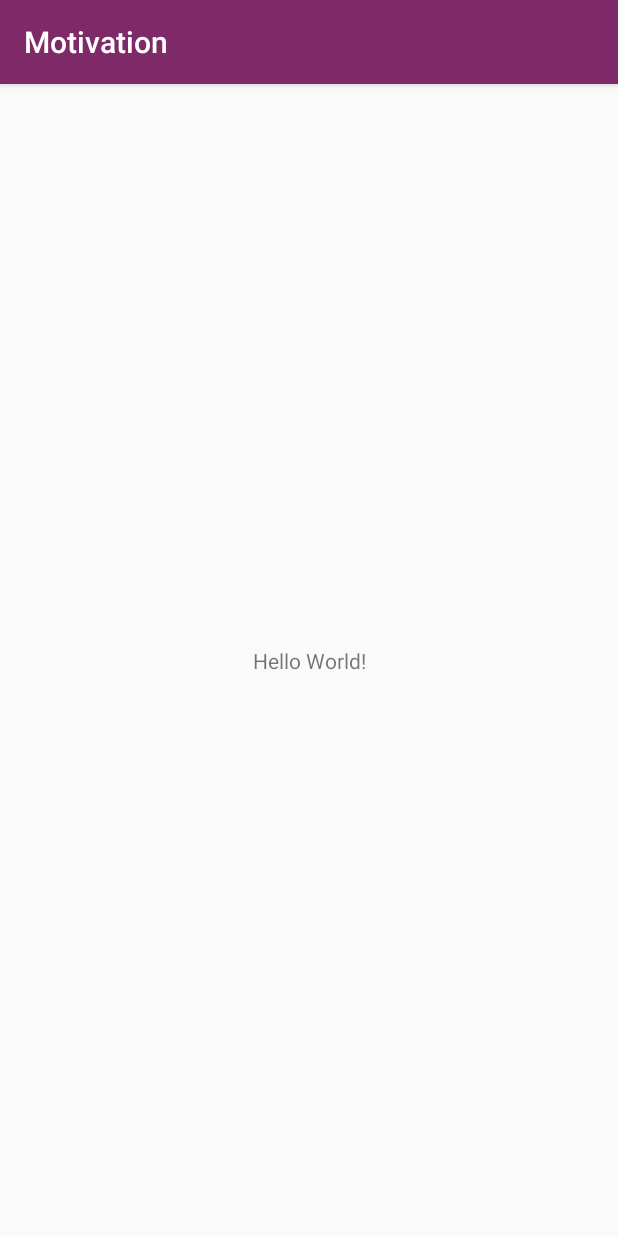
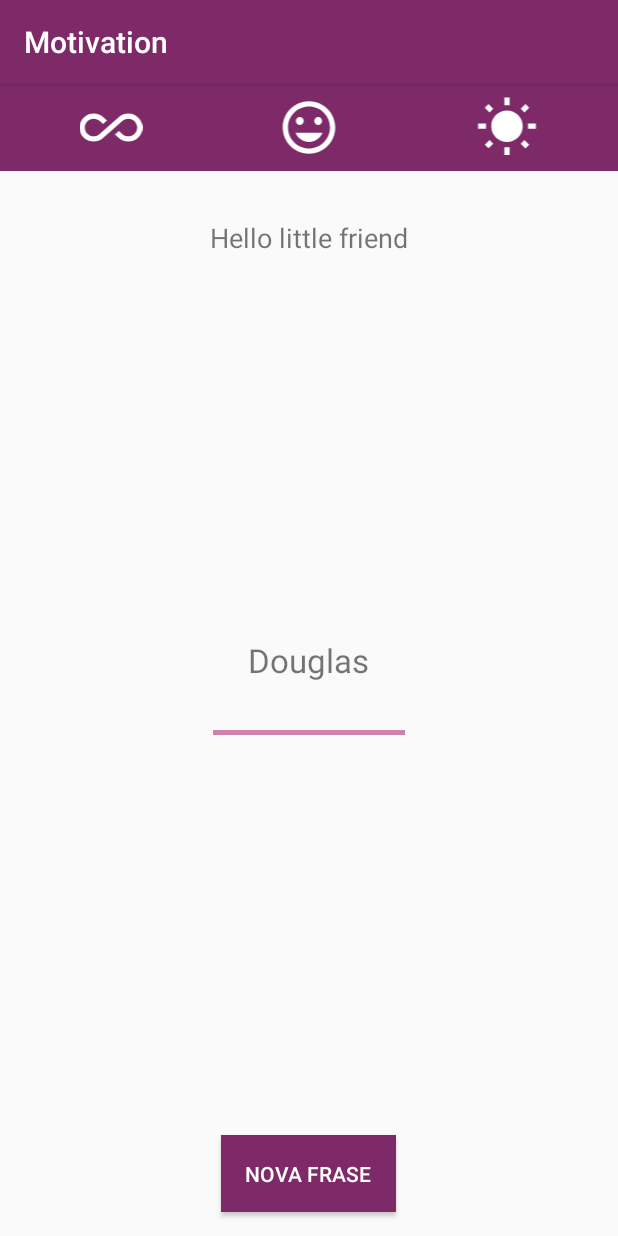
Before and after one commit to dougborbabass/Curso_kotlin, an Android app: the MainActivity screen opened directly, with no data from a screen before it, on a phone screen of 412 x 824 dp. Run offline under Robolectric (Android 15) with nearby library versions, the phone set to English and light mode, and no system bars; 1 statement that could not run was skipped.

Commit message:
layout main

```diff
--- a/Motivation/app/src/main/AndroidManifest.xml
+++ b/Motivation/app/src/main/AndroidManifest.xml
@@ -9,13 +9,13 @@
         android:roundIcon="@mipmap/ic_launcher_round"
         android:supportsRtl="true"
         android:theme="@style/AppTheme">
-        <activity android:name=".SplashActivity">
+        <activity android:name=".ui.SplashActivity">
             <intent-filter>
                 <action android:name="android.intent.action.MAIN" />
                 <category android:name="android.intent.category.LAUNCHER" />
             </intent-filter>
         </activity>
-        <activity android:name=".MainActivity"/>
+        <activity android:name=".ui.MainActivity"/>
     </application>
 
 </manifest>
--- a/Motivation/app/src/main/java/com/douglasborba/motivation/MainActivity.kt
+++ /dev/null
@@ -1,12 +0,0 @@
-package com.douglasborba.motivation
-
-import androidx.appcompat.app.AppCompatActivity
-import android.os.Bundle
-
-class MainActivity : AppCompatActivity() {
-
-    override fun onCreate(savedInstanceState: Bundle?) {
-        super.onCreate(savedInstanceState)
-        setContentView(R.layout.activity_main)
-    }
-}
--- a/Motivation/app/src/main/java/com/douglasborba/motivation/SplashActivity.kt
+++ /dev/null
@@ -1,15 +0,0 @@
-package com.douglasborba.motivation
-
-import androidx.appcompat.app.AppCompatActivity
-import android.os.Bundle
-
-class SplashActivity : AppCompatActivity() {
-
-    override fun onCreate(savedInstanceState: Bundle?) {
-        super.onCreate(savedInstanceState)
-        setContentView(R.layout.activity_splash)
-
-        supportActionBar?.hide()
-
-    }
-}
--- /dev/null
+++ b/Motivation/app/src/main/java/com/douglasborba/motivation/infra/MotivationConstants.kt
@@ -0,0 +1,8 @@
+package com.douglasborba.motivation.infra
+
+//ninguém instancia essa classe
+class MotivationConstants private constructor(){
+    object KEY {
+        val PERSON_NAME = "name"
+    }
+}
--- /dev/null
+++ b/Motivation/app/src/main/java/com/douglasborba/motivation/infra/SecurityPreferences.kt
@@ -0,0 +1,17 @@
+package com.douglasborba.motivation.infra
+
+import android.content.Context
+import android.content.SharedPreferences
+
+class SecurityPreferences (context: Context) {
+
+    private val mSharedPreferences = context.getSharedPreferences("motivation", Context.MODE_PRIVATE)
+
+    fun storeString(key: String, value: String){
+        mSharedPreferences.edit().putString(key,value).apply()
+    }
+
+    fun getString(key: String): String{
+        return mSharedPreferences.getString(key, "") ?: ""
+    }
+}
--- /dev/null
+++ b/Motivation/app/src/main/java/com/douglasborba/motivation/ui/MainActivity.kt
@@ -0,0 +1,21 @@
+package com.douglasborba.motivation.ui
+
+import androidx.appcompat.app.AppCompatActivity
+import android.os.Bundle
+import com.douglasborba.motivation.R
+import com.douglasborba.motivation.infra.MotivationConstants
+import com.douglasborba.motivation.infra.SecurityPreferences
+import kotlinx.android.synthetic.main.activity_main.*
+
+class MainActivity : AppCompatActivity() {
+
+    private lateinit var mSecurityPreferences: SecurityPreferences
+
+    override fun onCreate(savedInstanceState: Bundle?) {
+        super.onCreate(savedInstanceState)
+        setContentView(R.layout.activity_main)
+
+        mSecurityPreferences = SecurityPreferences(this)
+        textName.text = mSecurityPreferences.getString(MotivationConstants.KEY.PERSON_NAME)
+    }
+}
--- /dev/null
+++ b/Motivation/app/src/main/java/com/douglasborba/motivation/ui/SplashActivity.kt
@@ -0,0 +1,47 @@
+package com.douglasborba.motivation.ui
+
+import android.content.Intent
+import androidx.appcompat.app.AppCompatActivity
+import android.os.Bundle
+import android.view.View
+import android.widget.Toast
+import com.douglasborba.motivation.R
+import com.douglasborba.motivation.infra.MotivationConstants
+import com.douglasborba.motivation.infra.SecurityPreferences
+import kotlinx.android.synthetic.main.activity_splash.*
+
+class SplashActivity : AppCompatActivity(), View.OnClickListener {
+
+    //o contexto só é criado após a inicialização, por isso o lateinit
+    private lateinit var mSecurityPreferences: SecurityPreferences
+
+    override fun onCreate(savedInstanceState: Bundle?) {
+        super.onCreate(savedInstanceState)
+        setContentView(R.layout.activity_splash)
+
+        //após inicialização, atribui o valor do contexto para o sharedpreferences
+        mSecurityPreferences = SecurityPreferences(this)
+
+        supportActionBar?.hide()
+
+        buttonSave.setOnClickListener(this)
+
+    }
+
+    override fun onClick(view: View) {
+        if (view.id == R.id.buttonSave) {
+            handleSave()
+        }
+    }
+
+    private fun handleSave() {
+        val name = editName.text.toString()
+
+        if (name != "") {
+            mSecurityPreferences.storeString(MotivationConstants.KEY.PERSON_NAME, name)
+            startActivity(Intent(this, MainActivity::class.java))
+        } else {
+            Toast.makeText(this, "Informe seu nome", Toast.LENGTH_SHORT).show()
+        }
+    }
+}
--- /dev/null
+++ b/Motivation/app/src/main/res/drawable/ic_all.xml
@@ -0,0 +1,9 @@
+<vector xmlns:android="http://schemas.android.com/apk/res/android"
+        android:width="24dp"
+        android:height="24dp"
+        android:viewportWidth="24.0"
+        android:viewportHeight="24.0">
+    <path
+        android:fillColor="#FF000000"
+        android:pathData="M18.6,6.62c-1.44,0 -2.8,0.56 -3.77,1.53L12,10.66 10.48,12h0.01L7.8,14.39c-0.64,0.64 -1.49,0.99 -2.4,0.99 -1.87,0 -3.39,-1.51 -3.39,-3.38S3.53,8.62 5.4,8.62c0.91,0 1.76,0.35 2.44,1.03l1.13,1 1.51,-1.34L9.22,8.2C8.2,7.18 6.84,6.62 5.4,6.62 2.42,6.62 0,9.04 0,12s2.42,5.38 5.4,5.38c1.44,0 2.8,-0.56 3.77,-1.53l2.83,-2.5 0.01,0.01L13.52,12h-0.01l2.69,-2.39c0.64,-0.64 1.49,-0.99 2.4,-0.99 1.87,0 3.39,1.51 3.39,3.38s-1.52,3.38 -3.39,3.38c-0.9,0 -1.76,-0.35 -2.44,-1.03l-1.14,-1.01 -1.51,1.34 1.27,1.12c1.02,1.01 2.37,1.57 3.82,1.57 2.98,0 5.4,-2.41 5.4,-5.38s-2.42,-5.37 -5.4,-5.37z"/>
+</vector>
--- /dev/null
+++ b/Motivation/app/src/main/res/drawable/ic_happy.xml
@@ -0,0 +1,9 @@
+<vector xmlns:android="http://schemas.android.com/apk/res/android"
+        android:width="24dp"
+        android:height="24dp"
+        android:viewportWidth="24.0"
+        android:viewportHeight="24.0">
+    <path
+        android:fillColor="#FF000000"
+        android:pathData="M11.99,2C6.47,2 2,6.48 2,12s4.47,10 9.99,10C17.52,22 22,17.52 22,12S17.52,2 11.99,2zM12,20c-4.42,0 -8,-3.58 -8,-8s3.58,-8 8,-8 8,3.58 8,8 -3.58,8 -8,8zM15.5,11c0.83,0 1.5,-0.67 1.5,-1.5S16.33,8 15.5,8 14,8.67 14,9.5s0.67,1.5 1.5,1.5zM8.5,11c0.83,0 1.5,-0.67 1.5,-1.5S9.33,8 8.5,8 7,8.67 7,9.5 7.67,11 8.5,11zM12,17.5c2.33,0 4.31,-1.46 5.11,-3.5L6.89,14c0.8,2.04 2.78,3.5 5.11,3.5z"/>
+</vector>
--- /dev/null
+++ b/Motivation/app/src/main/res/drawable/ic_sun.xml
@@ -0,0 +1,9 @@
+<vector xmlns:android="http://schemas.android.com/apk/res/android"
+        android:width="24dp"
+        android:height="24dp"
+        android:viewportWidth="24.0"
+        android:viewportHeight="24.0">
+    <path
+        android:fillColor="#FF000000"
+        android:pathData="M6.76,4.84l-1.8,-1.79 -1.41,1.41 1.79,1.79 1.42,-1.41zM4,10.5L1,10.5v2h3v-2zM13,0.55h-2L11,3.5h2L13,0.55zM20.45,4.46l-1.41,-1.41 -1.79,1.79 1.41,1.41 1.79,-1.79zM17.24,18.16l1.79,1.8 1.41,-1.41 -1.8,-1.79 -1.4,1.4zM20,10.5v2h3v-2h-3zM12,5.5c-3.31,0 -6,2.69 -6,6s2.69,6 6,6 6,-2.69 6,-6 -2.69,-6 -6,-6zM11,22.45h2L13,19.5h-2v2.95zM3.55,18.54l1.41,1.41 1.79,-1.8 -1.41,-1.41 -1.79,1.8z"/>
+</vector>
--- a/Motivation/app/src/main/res/layout/activity_main.xml
+++ b/Motivation/app/src/main/res/layout/activity_main.xml
@@ -1,18 +1,88 @@
 <?xml version="1.0" encoding="utf-8"?>
-<androidx.constraintlayout.widget.ConstraintLayout xmlns:android="http://schemas.android.com/apk/res/android"
+<RelativeLayout xmlns:android="http://schemas.android.com/apk/res/android"
     xmlns:app="http://schemas.android.com/apk/res-auto"
     xmlns:tools="http://schemas.android.com/tools"
     android:layout_width="match_parent"
     android:layout_height="match_parent"
-    tools:context=".MainActivity">
+    tools:context=".ui.MainActivity">
+
+    <LinearLayout
+        android:id="@+id/linearMenu"
+        android:layout_width="match_parent"
+        android:layout_height="wrap_content"
+        android:background="@color/colorPrimary"
+        android:orientation="horizontal"
+        android:padding="8dp">
+
+        <ImageView
+            android:id="@+id/imageAll"
+            android:layout_width="0dp"
+            android:layout_height="42dp"
+            android:layout_weight="1"
+            android:src="@drawable/ic_all"
+            android:tint="@color/white" />
+
+        <ImageView
+            android:id="@+id/imageHappy"
+            android:layout_width="0dp"
+            android:layout_height="42dp"
+            android:layout_weight="1"
+            android:src="@drawable/ic_happy"
+            android:tint="@color/white" />
+
+        <ImageView
+            android:id="@+id/imageMorning"
+            android:layout_width="0dp"
+            android:layout_height="42dp"
+            android:layout_weight="1"
+            android:src="@drawable/ic_sun"
+            android:tint="@color/white" />
+
+    </LinearLayout>
 
     <TextView
+        android:id="@+id/textHello"
         android:layout_width="wrap_content"
         android:layout_height="wrap_content"
-        android:text="Hello World!"
-        app:layout_constraintBottom_toBottomOf="parent"
-        app:layout_constraintLeft_toLeftOf="parent"
-        app:layout_constraintRight_toRightOf="parent"
-        app:layout_constraintTop_toTopOf="parent" />
+        android:layout_below="@+id/linearMenu"
+        android:layout_centerHorizontal="true"
+        android:layout_marginTop="32dp"
+        android:text="Hello little friend"
+        android:textSize="18sp" />
 
-</androidx.constraintlayout.widget.ConstraintLayout>
+    <TextView
+        android:id="@+id/textFrase"
+        android:layout_width="wrap_content"
+        android:layout_height="wrap_content"
+        android:layout_centerHorizontal="true"
+        android:layout_centerVertical="true"
+        android:layout_marginTop="32dp"
+        android:text="Douglas"
+        android:textSize="22sp" />
+
+    <View
+        android:layout_width="128dp"
+        android:layout_height="3dp"
+        android:layout_below="@id/textFrase"
+        android:layout_centerHorizontal="true"
+        android:layout_marginTop="32dp"
+        android:background="@color/colorAccent">
+
+    </View>
+
+    <Button
+        android:id="@+id/buttonNovaFrase"
+        android:layout_width="wrap_content"
+        android:layout_height="wrap_content"
+        android:layout_alignParentBottom="true"
+        android:layout_centerHorizontal="true"
+        android:layout_marginBottom="16dp"
+        android:padding="16dp"
+        android:background="@color/colorPrimary"
+        android:textColor="@color/white"
+        android:text="Nova Frase">
+
+    </Button>
+
+
+</RelativeLayout>
--- a/Motivation/app/src/main/res/layout/activity_splash.xml
+++ b/Motivation/app/src/main/res/layout/activity_splash.xml
@@ -5,7 +5,7 @@
     android:layout_height="match_parent"
     android:background="@color/colorPrimary"
     android:padding="16dp"
-    tools:context=".SplashActivity">
+    tools:context=".ui.SplashActivity">
 
     <TextView
         android:layout_width="wrap_content"
@@ -18,6 +18,7 @@
     </TextView>
 
     <EditText
+        android:id="@+id/editName"
         android:layout_width="match_parent"
         android:layout_height="wrap_content"
         android:layout_centerInParent="true"
@@ -25,12 +26,14 @@
         android:gravity="center"
         android:hint="Qual o seu nome?"
         android:inputType="text"
+        android:textColor="@color/white"
         android:textColorHint="@color/white"
         android:textSize="24sp">
 
     </EditText>
 
     <Button
+        android:id="@+id/buttonSave"
         android:layout_width="wrap_content"
         android:layout_height="wrap_content"
         android:layout_alignParentBottom="true"
```
